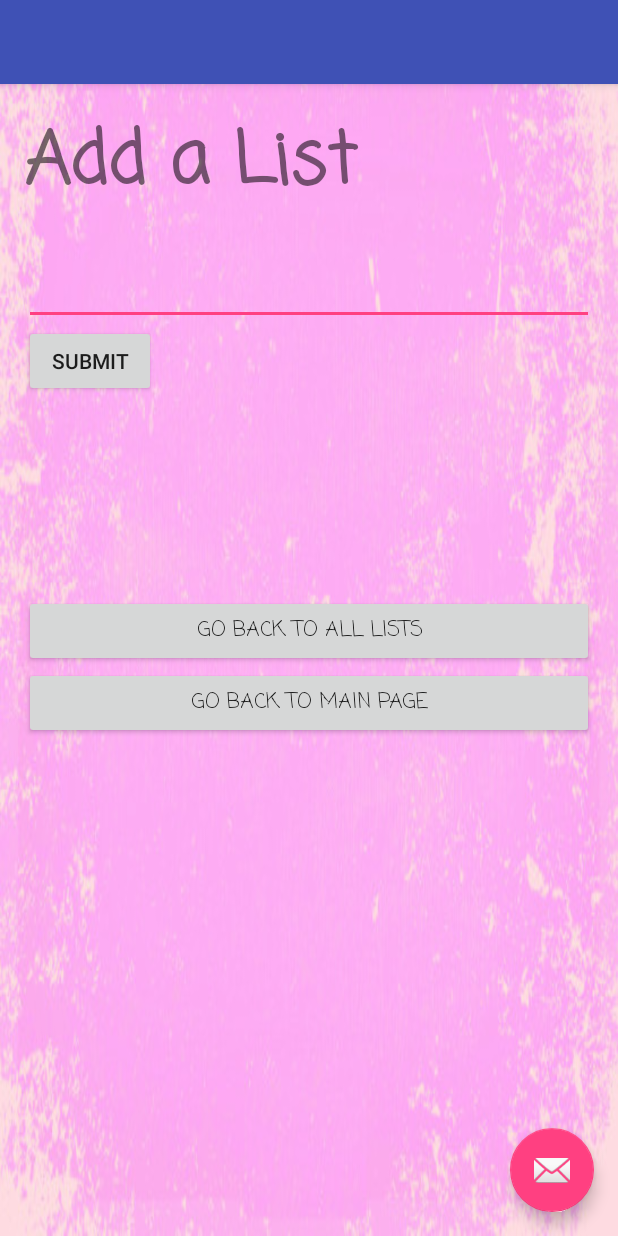
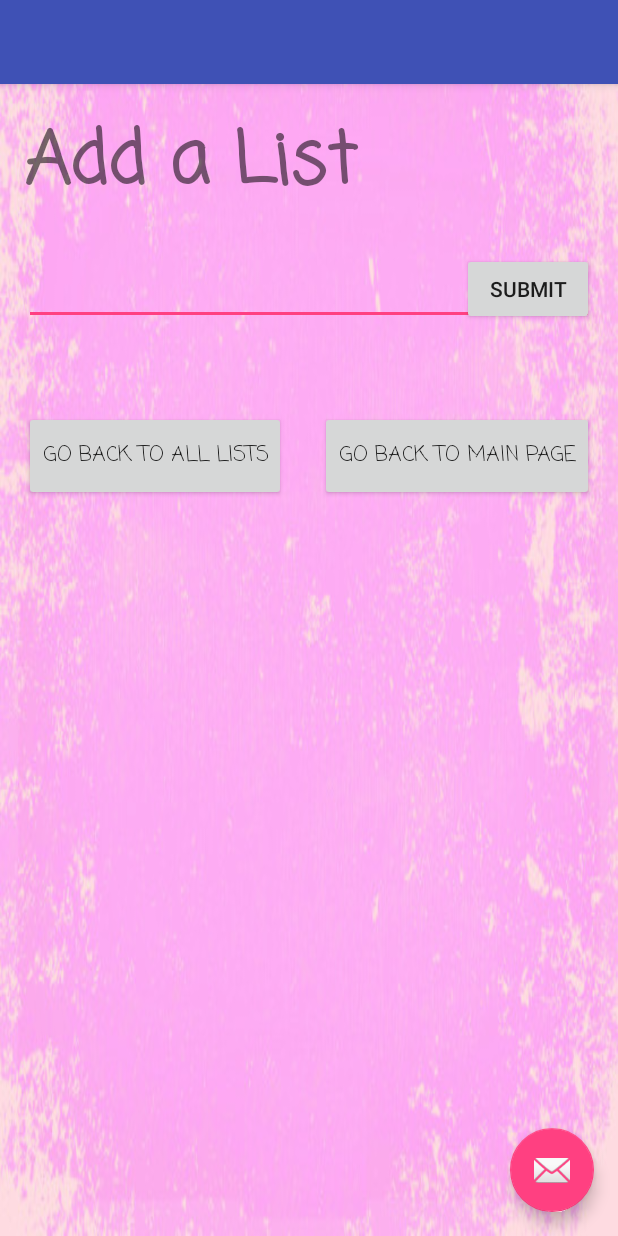
Before and after one commit to abk-chicago/ToDoList, an Android app: the IndividualListActivity screen opened directly, with no data from a screen before it, on a phone screen of 412 x 824 dp. Run offline under Robolectric (Android 15) with nearby library versions, the phone set to English and light mode, and no system bars.

Commit message:
layout
worked on layout
portrait vs landscape

```diff
--- a/app/src/main/res/layout/content_add_list_item.xml
+++ b/app/src/main/res/layout/content_add_list_item.xml
@@ -26,13 +26,10 @@
 <ListView
     android:id="@+id/list_view_add_item"
     android:layout_width="match_parent"
-    android:layout_height="110dp"
-    android:layout_alignParentEnd="true"
-    android:layout_alignParentRight="true"
+    android:layout_height="200dp"
     android:layout_below="@+id/textView"
     android:fontFamily="casual">
 </ListView>
-
     <Button
         android:id="@+id/btn_delete_item"
         android:layout_width="match_parent"
@@ -59,7 +56,7 @@
         android:layout_height="wrap_content"
         android:layout_alignParentBottom="true"
         android:layout_centerHorizontal="true"
-        android:layout_marginBottom="93dp"
+        android:layout_marginBottom="50dp"
         android:fontFamily="casual"
         android:text="go back to Main Page" />
 
--- a/app/src/main/res/layout/content_individual_list.xml
+++ b/app/src/main/res/layout/content_individual_list.xml
@@ -42,33 +42,39 @@
     <ListView
         android:id="@+id/listView"
         android:layout_width="match_parent"
-        android:layout_height="180dp"
+        android:layout_height="wrap_content"
         android:layout_below="@+id/et_name"
         android:fontFamily="casual" />
-
 
     <Button
         android:layout_width="wrap_content"
         android:layout_height="wrap_content"
         android:text="Submit"
         android:id="@+id/submit"
-        android:layout_below="@id/et_name"/>
+        android:layout_above="@+id/listView"
+        android:layout_alignRight="@+id/btn_goto_main"
+        android:layout_alignEnd="@+id/btn_goto_main" />
 
     <Button
         android:id="@+id/btn_goto_all_lists"
-        android:layout_width="match_parent"
-        android:layout_height="wrap_content"
-        android:layout_below="@id/listView"
+        android:layout_width="wrap_content"
+        android:layout_height="60dp"
         android:fontFamily="casual"
-        android:text="go back to all lists" />
+        android:text="go back to all lists"
+        android:layout_below="@+id/listView"
+        android:layout_alignParentLeft="true"
+        android:layout_alignParentStart="true"
+        android:layout_marginTop="57dp" />
 
     <Button
         android:id="@+id/btn_goto_main"
-        android:layout_width="match_parent"
-        android:layout_height="wrap_content"
-        android:layout_below="@id/btn_goto_all_lists"
+        android:layout_width="wrap_content"
+        android:layout_height="60dp"
         android:fontFamily="casual"
-        android:text="go back to main page" />
+        android:text="go back to main page"
+        android:layout_alignTop="@+id/btn_goto_all_lists"
+        android:layout_alignParentRight="true"
+        android:layout_alignParentEnd="true" />
 
 
 
--- a/app/src/main/res/layout/content_listof_lists.xml
+++ b/app/src/main/res/layout/content_listof_lists.xml
@@ -25,7 +25,7 @@
 <ListView
     android:id="@+id/lv_list_oflists"
     android:layout_width="match_parent"
-    android:layout_height="200dp"
+    android:layout_height="120dp"
     android:layout_below="@id/tv_main"
     android:fontFamily="casual"/>
 
```
Also changed, not shown: 27 other files.
